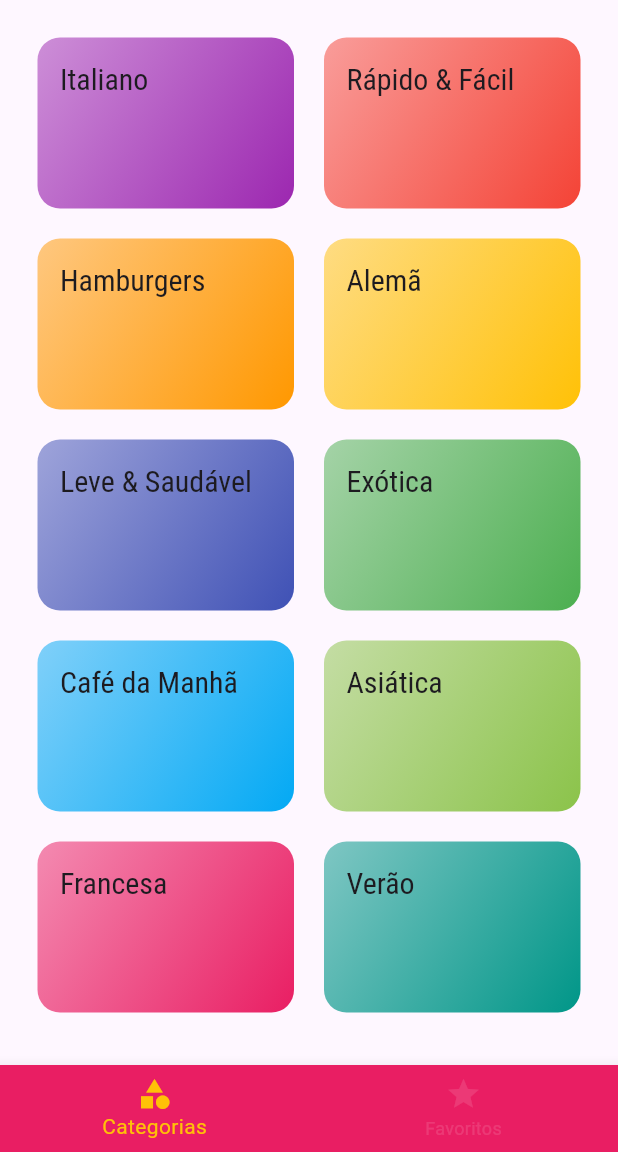
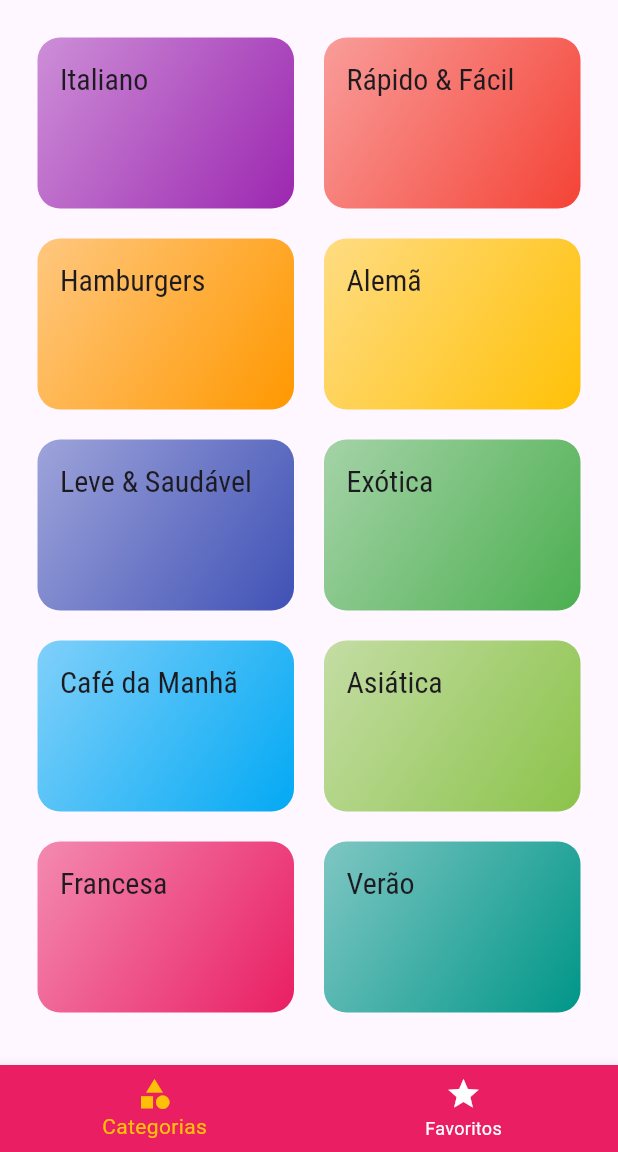
Before and after one commit to Luanpd7/Flutter-meals, a Flutter app: the screen it shows after launch, on a phone screen of 412 x 824 dp, the part 84-1236 px from its top. Run offline on Flutter 3.47's test engine with Material 3 defaults, Android fonts, the phone set to English and light mode, and no system bars; our stand-ins replace shared_preferences.

Commit message:
utilizando  shared_preferences

```diff
--- a/lib/main.dart
+++ b/lib/main.dart
@@ -7,7 +7,6 @@ import 'package:shared_preferences/shared_preferences.dart';
 import 'screens/categories_meals_screen.dart';
 import 'utils/app_routes.dart';
 import 'screens/meal_detail_screen.dart';
-
 
 const appThemeModeKey = 'appThemeMode';
 
@@ -20,8 +19,8 @@ void main() {
   );
 }
 
-class _MyState extends ChangeNotifier{
-  _MyState(){
+class MyState extends ChangeNotifier {
+  MyState() {
     _init();
   }
 
@@ -32,21 +31,24 @@ class _MyState extends ChangeNotifier{
   bool get isLight => _isLight;
 
 
-   void toggleTheme(){
+
+
+
+  void toggleTheme() {
     _isLight = !_isLight;
     _sharedPreferences.setBool(appThemeModeKey, _isLight);
     notifyListeners();
   }
-
 
   Future<void> _init() async {
     _sharedPreferences = await SharedPreferences.getInstance();
     _isLight = _sharedPreferences.getBool(appThemeModeKey) ?? true;
     notifyListeners();
   }
-}
 
 
+
+}
 
 class MyApp extends StatefulWidget {
   @override
@@ -57,24 +59,35 @@ class _MyAppState extends State<MyApp> {
   @override
   Widget build(BuildContext context) {
     return ChangeNotifierProvider(
-      create: (context) => _MyState(),
-      child: Consumer<_MyState>(
-        builder: (context, tema, child) {
-
-
-      return  MaterialApp(
+      create: (context) => MyState(),
+      child: Consumer<MyState>(builder: (context, tema, child) {
+        return MaterialApp(
             title: 'Vamo Cozinhar?',
-            theme: ThemeData(
+            theme: tema._isLight
+                ? ThemeData(
+                    brightness: Brightness.light,
                     primarySwatch: Colors.pink,
+                    primaryColor: Colors.pink,
                     hintColor: Colors.amber,
                     fontFamily: 'RaleWay',
-              canvasColor: tema._isLight? Colors.white12 :Colors.white,
+                    canvasColor: Colors.white,
                     textTheme: ThemeData.light().textTheme.copyWith(
-                    titleLarge:
-                        TextStyle(fontSize: 20, fontFamily: 'RobotoCondensed'),
+                          titleLarge: TextStyle(
+                              fontSize: 20, fontFamily: 'RobotoCondensed'),
+                        ),
+                  )
+                : ThemeData(
+                    brightness: Brightness.dark,
+                    primarySwatch: Colors.pink,
+                    primaryColor: Colors.blue,
+                    hintColor: Colors.amber,
+                    fontFamily: 'RaleWay',
+                    canvasColor: Colors.white,
+                    textTheme: ThemeData.dark().textTheme.copyWith(
+                          titleLarge: TextStyle(
+                              fontSize: 20, fontFamily: 'RobotoCondensed'),
                         ),
                   ),
-
             routes: {
               AppRoute.HOME: (ctx) {
                 return Builder(
@@ -88,21 +101,16 @@ class _MyAppState extends State<MyApp> {
                   },
                 );
               },
-
               AppRoute.CATEGORIES_MEALS: (ctx) => CategoriesMealsScreen(),
               AppRoute.MEALS_DETAIL: (ctx) {
                 return Builder(builder: (context) {
-                  final favoritesProvider =  Provider.of<Favorites>(context, listen: false);
+                  final favoritesProvider =
+                      Provider.of<Favorites>(context, listen: false);
                   return MealDetailScreen();
                 });
               },
-            }
-
-
-            );
-        }
-      ),
-
+            });
+      }),
     );
   }
 }
--- a/lib/screens/all_meals.dart
+++ b/lib/screens/all_meals.dart
@@ -17,7 +17,7 @@ class AllMeals extends StatelessWidget {
     return Scaffold(
       appBar: AppBar(
         title: Text('Todas as refeirções', style: TextStyle( fontWeight: FontWeight.bold),),
-        backgroundColor: Colors.pink,
+        backgroundColor: Theme.of(context).primaryColor,
 
       ),
       body: ListView.builder(
--- a/lib/screens/categories_meals_screen.dart
+++ b/lib/screens/categories_meals_screen.dart
@@ -19,7 +19,7 @@ class CategoriesMealsScreen extends StatelessWidget {
     return Scaffold(
       appBar: AppBar(
         title: Text(category.title!, style: TextStyle( fontWeight: FontWeight.bold),),
-        backgroundColor: Colors.pink,
+        backgroundColor: Theme.of(context).primaryColor
 
       ),
       body: ListView.builder(
--- a/lib/screens/categories_screen.dart
+++ b/lib/screens/categories_screen.dart
@@ -7,7 +7,7 @@ class CategoriaScreen extends StatelessWidget {
 
   @override
   Widget build(BuildContext context) {
-    final ThemeData theme = Theme.of(context);
+
     return GridView(
         padding: const EdgeInsets.all(25),
         gridDelegate: const SliverGridDelegateWithMaxCrossAxisExtent(
--- a/lib/screens/meal_detail_screen.dart
+++ b/lib/screens/meal_detail_screen.dart
@@ -41,7 +41,7 @@ class MealDetailScreen extends StatelessWidget {
     return Scaffold(
         appBar: AppBar(
           title: Text("Detalhe da refeição"),
-          backgroundColor: Colors.pink,
+          backgroundColor: Theme.of(context).primaryColor,
         ),
         body: SingleChildScrollView(
           child: Consumer<Favorites>(
@@ -84,7 +84,7 @@ class MealDetailScreen extends StatelessWidget {
                             leading: CircleAvatar(
                               child: Text('${index + 1}',
                                   style: TextStyle(
-                                    color: Colors.white,
+                                    color: Theme.of(context).canvasColor,
                                   )),
                               backgroundColor: Colors.red,
                             ),
--- a/lib/screens/tabs_screen.dart
+++ b/lib/screens/tabs_screen.dart
@@ -40,18 +40,18 @@ class _TabsScreenState extends State<TabsScreen> {
 
   @override
   Widget build(BuildContext context) {
-    final ThemeData theme = Theme.of(context);
+
     return Scaffold(
       appBar: AppBar(
-        title: Text(_screens[_selectScreenIndex]['title'] as String, style: TextStyle(color: Colors.white),
+        title: Text(_screens[_selectScreenIndex]['title'] as String, style: TextStyle(color: Theme.of(context).canvasColor),
         ),
-        backgroundColor: Colors.pink,
+        backgroundColor: Theme.of(context).primaryColor,
       ),
            drawer: MainDrawer(),
       body: _screens[_selectScreenIndex]['screen'] as Widget,
        bottomNavigationBar: BottomNavigationBar(
                 onTap: _selectScreen,
-                backgroundColor: Colors.pink,
+                backgroundColor: Theme.of(context).primaryColor,
                 selectedItemColor: Theme.of(context).hintColor,
                 unselectedItemColor: Theme.of(context).canvasColor,
                 currentIndex: _selectScreenIndex,
```
Also changed, not shown: lib/screens/settings_screens.dart (+23 -2 lines). Lines whose indentation alone changed are shown as unchanged.
